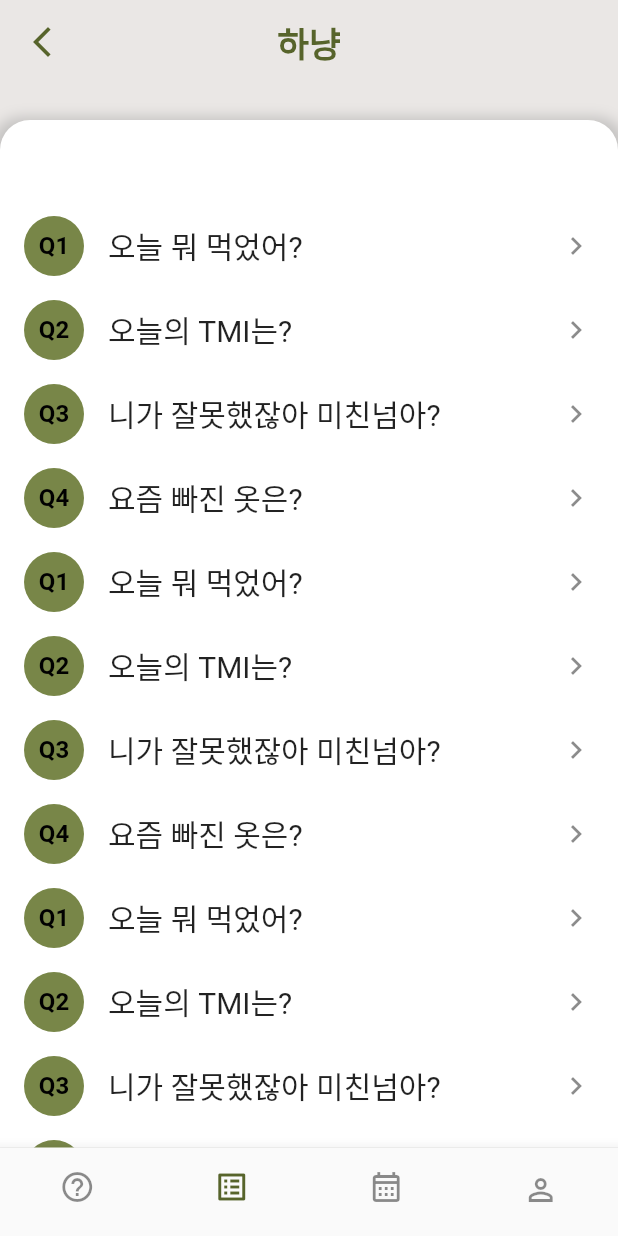
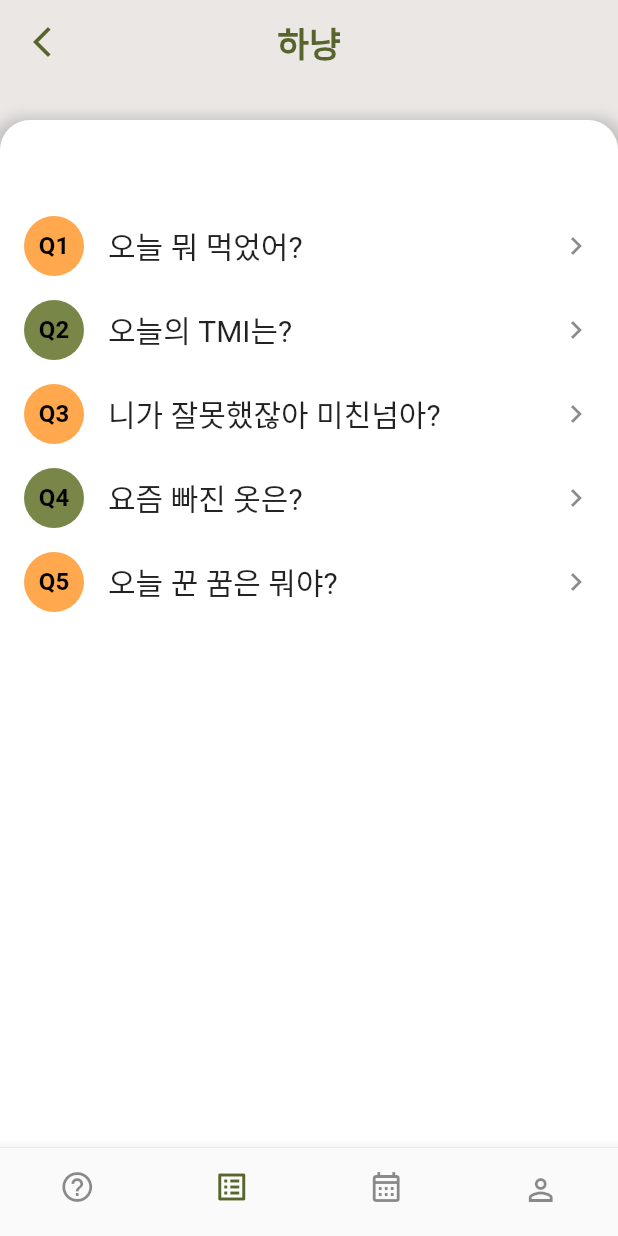
Before and after one commit to cej3827/ummmm, a Flutter app: the screen it shows after launch, item 2 of the bottom bar chosen, on a phone screen of 412 x 824 dp. Run offline on Flutter 3.47's test engine with Material 2 defaults, Android fonts, the phone set to English and light mode, and no system bars; our stand-ins replace table_calendar, timer_builder; Roboto replaces fonts that are missing (cafe).

Commit message:
[front] 질문리스트 색깔 추가

```diff
--- a/newflutter/lib/questionlist.dart
+++ b/newflutter/lib/questionlist.dart
@@ -3,26 +3,22 @@ import 'package:flutter/material.dart';
 class Contact{
   String title;
   String num;
+  int indexnum;
   //IconData icon;
-  Contact(this.title, this.num);
+  Contact(this.title, this.num, this.indexnum);
 }
 
 class qlist extends StatelessWidget {
   qlist({Key? key}) : super(key: key);
 
-  Widget createSeparator(int position){
-    Widget separator = Container(
-      height: 10, color: Colors.black,
-    );
-    return separator;
-  }
 
   List<Contact> buildContacts(){
     List<Contact> contacts = [];
-    contacts.add(Contact('오늘 뭐 먹었어?', 'Q1',));
-    contacts.add(Contact('오늘의 TMI는?', 'Q2',));
-    contacts.add(Contact('니가 잘못했잖아 미친넘아?','Q3',));
-    contacts.add(Contact('요즘 빠진 옷은?', 'Q4',));
+    contacts.add(Contact('오늘 뭐 먹었어?', 'Q1',1));
+    contacts.add(Contact('오늘의 TMI는?', 'Q2',2));
+    contacts.add(Contact('니가 잘못했잖아 미친넘아?','Q3',3));
+    contacts.add(Contact('요즘 빠진 옷은?', 'Q4',4));
+    contacts.add(Contact('오늘 꾼 꿈은 뭐야?', 'Q5',5));
 
     return contacts;
   }
@@ -30,28 +26,55 @@ class qlist extends StatelessWidget {
   //var answers = ['1', '2', '3', '4', '5','6', '7', '8', '9',];
   @override
   Widget build(BuildContext context) {
-    List<ListTile> showContacts(){
+    List<ListTile> showContacts() {
       //List colors = [Color(0xFF788648), Color(0xFFFFA84E),];
       List<Contact> contacts = buildContacts();
-      for(int i = 0; i<3; i++){
+      for (int i = 1; i < 1; i++) {
         contacts.addAll(buildContacts());
       }
       List<ListTile> list = [];
-      for(var contact in contacts) {
+
+      for (var contact in contacts) {
+        if (contact.indexnum % 2 == 0) {
           list.add(ListTile(
+
             title: Text(contact.title, style: TextStyle(fontSize: 20)),
             //subtitle: Text(contact.subtitle),
-          leading: CircleAvatar(radius: 20,backgroundColor: Color(0xFF788648),
-              child: Text(contact.num, style: TextStyle(color: Colors.black, fontWeight: FontWeight.bold),)
+            leading: CircleAvatar(
+                radius: 20, backgroundColor: Color(0xFF788648),
+                child: Text(contact.num, style: TextStyle(
+                    color: Colors.black, fontWeight: FontWeight.bold),)
               //backgroundColor: colors[colors.length%2],
             ),
             trailing: const Icon(Icons.keyboard_arrow_right),
-          onTap: (){
-            Navigator.push(context, MaterialPageRoute(builder: (context) => answerpopup()),);
+            onTap: () {
+              Navigator.push(context,
+                MaterialPageRoute(builder: (context) => answerpopup()),);
             },
           ));
         }
+        else{
+          list.add(ListTile(
+
+            title: Text(contact.title, style: TextStyle(fontSize: 20)),
+            //subtitle: Text(contact.subtitle),
+            leading: CircleAvatar(
+                radius: 20, backgroundColor: Color(0xFFFFA84E),
+                child: Text(contact.num, style: TextStyle(
+                    color: Colors.black, fontWeight: FontWeight.bold),)
+              //backgroundColor: colors[colors.length%2],
+            ),
+            trailing: const Icon(Icons.keyboard_arrow_right),
+            onTap: () {
+              Navigator.push(context,
+                MaterialPageRoute(builder: (context) => answerpopup()),);
+            },
+          ));
+
+        }
+      }
           return list;
+
     }
     final sizeX = MediaQuery.of(context).size.width;
     final sizeY = MediaQuery.of(context).size.height;
```
Lines whose indentation alone changed are shown as unchanged.
